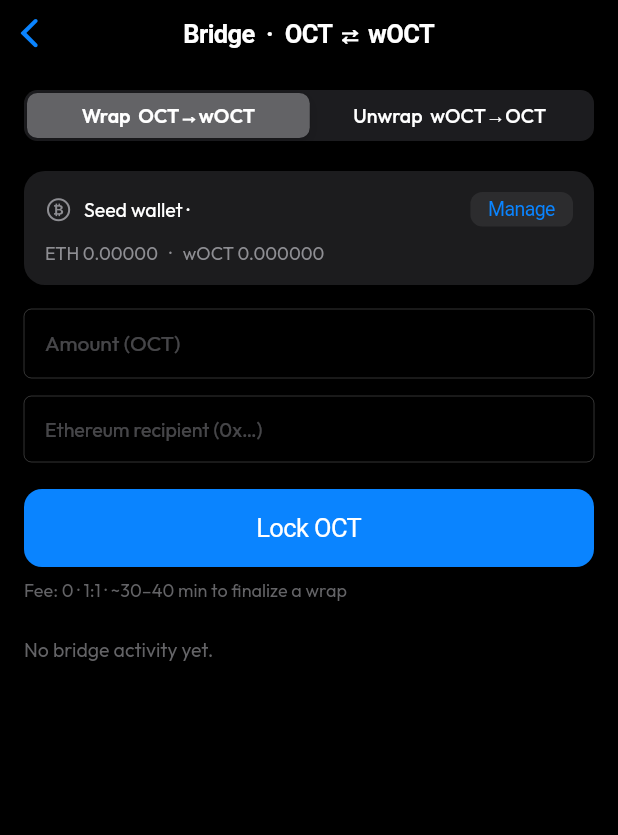
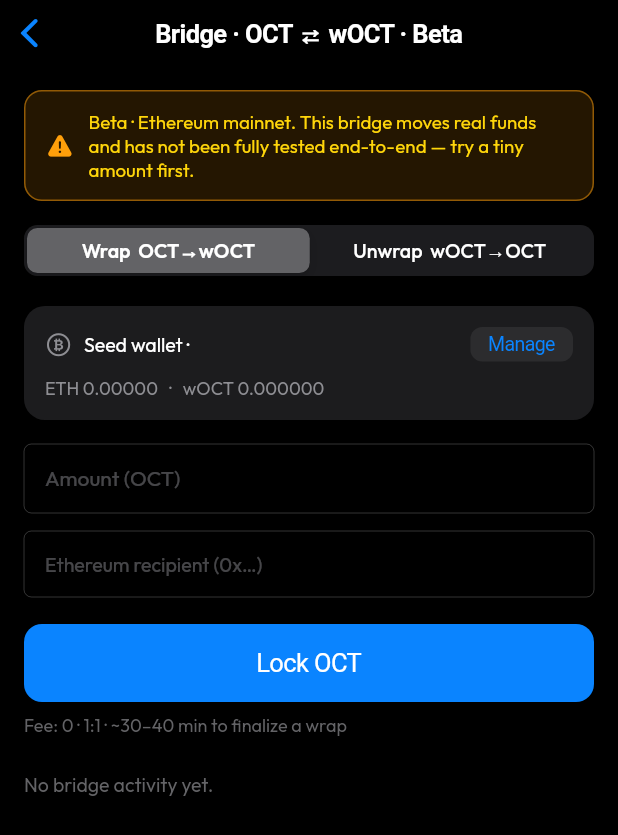
Before and after one commit to Xyntera/Octra-Wallet, a Flutter app: the BridgeScreen screen opened directly, on a phone screen of 412 x 824 dp. Shown: the top 835 px of the screen. Run offline on Flutter 3.47's test engine with Material 3 defaults, Android fonts, the phone set to English and light mode, and no system bars; our stand-ins replace fl_chart, flutter_animate, flutter_secure_storage, google_fonts, qr_flutter; missing offline and left inert: bip32, bip39, cryptography, dart:ffi, mobile_scanner, walletconnect_flutter_v2 and 1 more; accounts and stored records are empty; network calls fail.

Commit message:
Security: block cleartext HTTP; mark bridge as Beta
- AndroidManifest: drop usesCleartextTraffic=true; add a network security
  config that blocks public plaintext HTTP (RPC is HTTPS) but still allows
  local dev nodes (localhost / 127.0.0.1 / 10.0.2.2).
- bridge UI: prominent "Beta · Ethereum mainnet — try a tiny amount first"
  banner + title tag, since the bridge moves real funds and isn't yet
  validated end-to-end.
- CLAUDE.md: correct the stale "user_pin raw" note — the PIN is already
  hashed (pin_verifier_salt/hash) with a PBKDF2-derived vault key; legacy
  raw PINs are migrated away.

Co-Authored-By: Xyntera <139567708+Xyntera@users.noreply.github.com>

```diff
--- a/lib/ui/bridge.dart
+++ b/lib/ui/bridge.dart
@@ -286,12 +286,14 @@ class _BridgeScreenState extends State<BridgeScreen> {
     return CupertinoPageScaffold(
       backgroundColor: Colors.black,
       navigationBar: const CupertinoNavigationBar(
-        middle: Text('Bridge  ·  OCT ⇄ wOCT'),
+        middle: Text('Bridge · OCT ⇄ wOCT · Beta'),
       ),
       child: SafeArea(
         child: ListView(
           padding: const EdgeInsets.all(16),
           children: [
+            _betaBanner(),
+            const SizedBox(height: 16),
             CupertinoSlidingSegmentedControl<BridgeDirection>(
               groupValue: _direction,
               onValueChanged: (v) {
@@ -350,6 +352,33 @@ class _BridgeScreenState extends State<BridgeScreen> {
             _historySection(),
           ],
         ),
+      ),
+    );
+  }
+
+  Widget _betaBanner() {
+    return Container(
+      padding: const EdgeInsets.symmetric(horizontal: 14, vertical: 12),
+      decoration: BoxDecoration(
+        color: const Color(0xFFFF9F0A).withValues(alpha: 0.14),
+        borderRadius: BorderRadius.circular(12),
+        border:
+            Border.all(color: const Color(0xFFFF9F0A).withValues(alpha: 0.5)),
+      ),
+      child: Row(
+        children: [
+          const Icon(CupertinoIcons.exclamationmark_triangle_fill,
+              color: Color(0xFFFF9F0A), size: 18),
+          const SizedBox(width: 10),
+          const Expanded(
+            child: Text(
+              'Beta · Ethereum mainnet. This bridge moves real funds and has not '
+              'been fully tested end-to-end — try a tiny amount first.',
+              style: TextStyle(
+                  color: Color(0xFFFFD60A), fontSize: 12.5, height: 1.3),
+            ),
+          ),
+        ],
       ),
     );
   }
```
Also changed, not shown: 3 other files.
